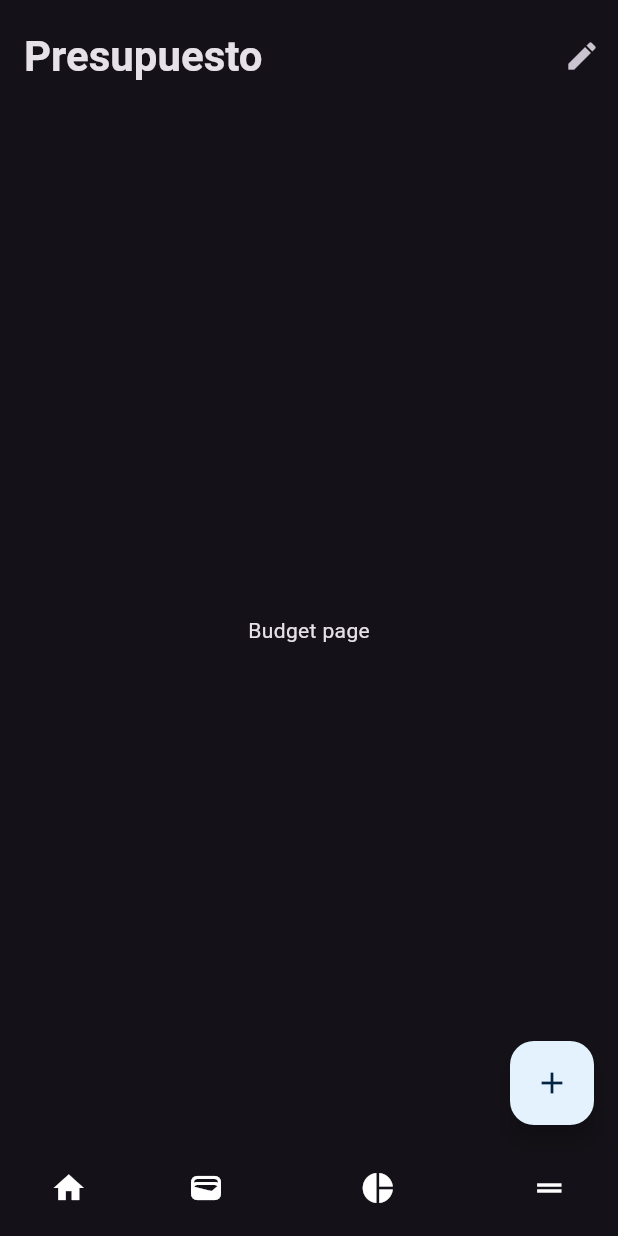
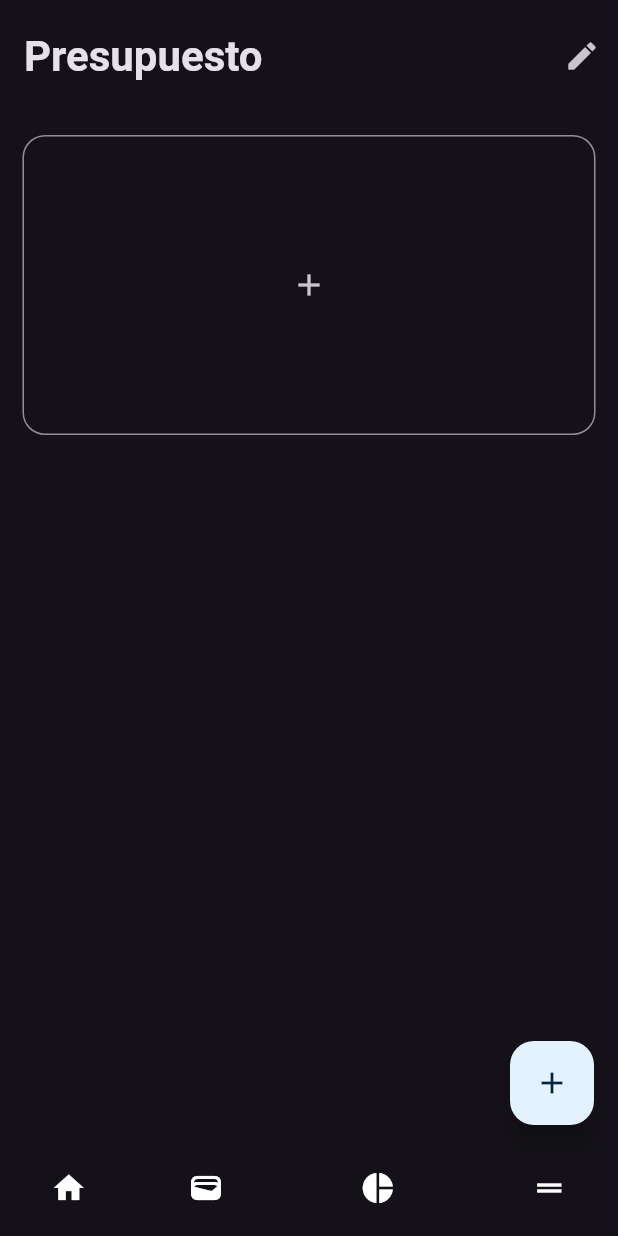
Before and after one commit to BusterAlan/cashew_clone, a Flutter app: the screen it shows after launch, item 3 of the bottom bar chosen, on a phone screen of 412 x 824 dp. Run offline on Flutter 3.47's test engine with Material 3 defaults, Android fonts, the phone set to English and light mode, and no system bars; our stand-ins replace auto_route.

Commit message:
Extract dark theme and update UI
Add a centralized CashewThemes.dark(context) in lib/theme/cashew_themes.dart and switch MainApp to use it (import added). Simplify main() to a one-line arrow function. Update budget page UI: replace centered placeholder text with a padded SizedBox containing an outlined IconButton and add the _onPressed handler signature. These changes centralize theme customization and adjust the BudgetPage layout.

```diff
--- a/lib/main.dart
+++ b/lib/main.dart
@@ -1,9 +1,8 @@
 import 'package:cashew_clone/routes/app_router.dart';
+import 'package:cashew_clone/theme/cashew_themes.dart';
 import 'package:flutter/material.dart';
 
-void main() {
-  runApp(MainApp());
-}
+void main() => runApp(MainApp());
 
 class MainApp extends StatelessWidget {
   MainApp({super.key});
@@ -14,24 +13,7 @@ class MainApp extends StatelessWidget {
   Widget build(BuildContext context) => MaterialApp.router(
     debugShowCheckedModeBanner: false,
     themeMode: ThemeMode.dark,
-    darkTheme: ThemeData.dark().copyWith(
-      bottomNavigationBarTheme: BottomNavigationBarThemeData(
-        unselectedItemColor: Theme.of(context).colorScheme.onPrimary,
-        selectedItemColor: Theme.of(context).colorScheme.onPrimary,
-      ),
-      listTileTheme: ListTileThemeData(
-        iconColor: Colors.white,
-        shape: RoundedRectangleBorder(
-          borderRadius: BorderRadiusGeometry.circular(15),
-          side: BorderSide(
-            color: Theme.of(context).colorScheme.onPrimary.withAlpha(128),
-          ),
-        ),
-        subtitleTextStyle: Theme.of(context).textTheme.bodySmall?.copyWith(
-          color: Theme.of(context).colorScheme.onPrimary.withAlpha(128),
-        ),
-      ),
-    ),
+    darkTheme: CashewThemes.dark(context),
     routerConfig: _appRouter.config(),
   );
 }
--- a/lib/pages/budget/budget_page.dart
+++ b/lib/pages/budget/budget_page.dart
@@ -17,7 +17,17 @@ class BudgetPage extends StatelessWidget {
         ),
       ],
     ),
-    body: Center(child: Text("Budget page")),
+    body: Padding(
+      padding: const EdgeInsets.all(15.0),
+      child: SizedBox(
+        width: double.infinity,
+        height: 200,
+        child: IconButton.outlined(
+          onPressed: () => _onPressed,
+          icon: Icon(Icons.add),
+        ),
+      ),
+    ),
   );
 
   void _onPressed(BuildContext context) {
--- /dev/null
+++ b/lib/theme/cashew_themes.dart
@@ -0,0 +1,31 @@
+import 'package:flutter/material.dart';
+
+class CashewThemes {
+  static ThemeData dark(BuildContext context) => ThemeData.dark().copyWith(
+      iconButtonTheme: IconButtonThemeData(
+        style: ButtonStyle(
+            shape: WidgetStatePropertyAll(
+              RoundedRectangleBorder(
+                borderRadius: BorderRadiusGeometry.circular(15),
+              ),
+            ),
+          ),
+      ),
+      bottomNavigationBarTheme: BottomNavigationBarThemeData(
+        unselectedItemColor: Theme.of(context).colorScheme.onPrimary,
+        selectedItemColor: Theme.of(context).colorScheme.onPrimary,
+      ),
+      listTileTheme: ListTileThemeData(
+        iconColor: Colors.white,
+        shape: RoundedRectangleBorder(
+          borderRadius: BorderRadiusGeometry.circular(15),
+          side: BorderSide(
+            color: Theme.of(context).colorScheme.onPrimary.withAlpha(128),
+          ),
+        ),
+        subtitleTextStyle: Theme.of(context).textTheme.bodySmall?.copyWith(
+          color: Theme.of(context).colorScheme.onPrimary.withAlpha(128),
+        ),
+      ),
+    );
+}
```
